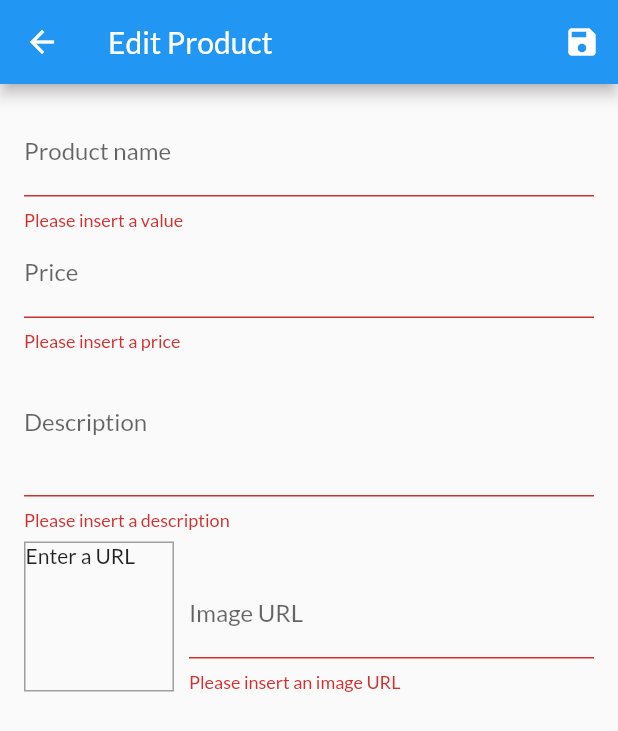
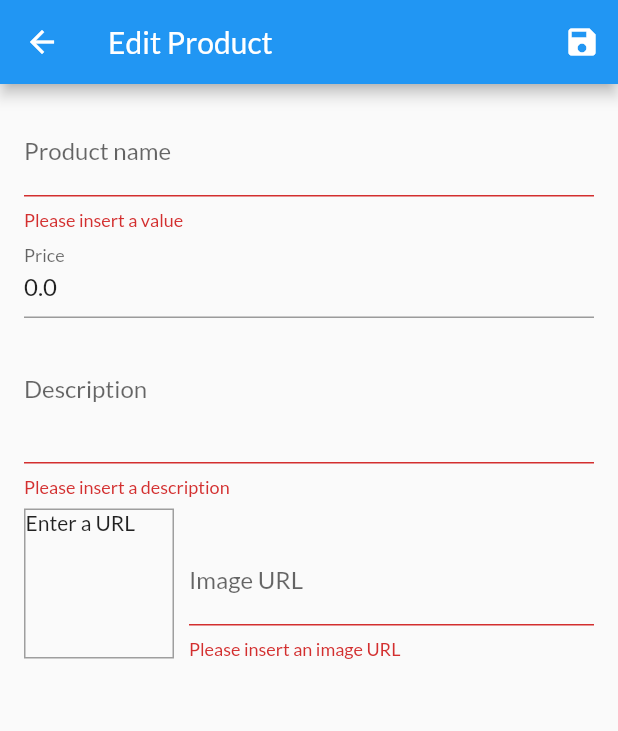
Before and after one commit to maneca/shop_app, a Flutter app: the EditProductScreen screen opened by its route, after a tap on the "save" icon, on a phone screen of 412 x 824 dp. Shown: the top 731 px of the screen. Run offline on Flutter 3.47's test engine with Material 2 defaults, Android fonts, the phone set to English and light mode, and no system bars; network calls fail.

Commit message:
Finish edit/add product screen Start implementing backend requests

```diff
--- a/lib/data/dummy_data.dart
+++ b/lib/data/dummy_data.dart
@@ -2,7 +2,6 @@ import '../providers/product.dart';
 
 final DUMMY_PRODUCTS = [
     Product(
-      id: "p1",
       name: "Red Shirt",
       description: "A red shirt - it is pretty red!",
       price: 29.99,
@@ -10,7 +9,6 @@ final DUMMY_PRODUCTS = [
       "https://cdn.pixabay.com/photo/2016/10/02/22/17/red-t-shirt-1710578_1280.jpg"
     ),
     Product(
-      id: 'p2',
       name: 'Trousers',
       description: 'A nice pair of trousers.',
       price: 59.99,
@@ -18,7 +16,6 @@ final DUMMY_PRODUCTS = [
       'https://upload.wikimedia.org/wikipedia/commons/thumb/e/e8/Trousers%2C_dress_%28AM_1960.022-8%29.jpg/512px-Trousers%2C_dress_%28AM_1960.022-8%29.jpg',
     ),
     Product(
-      id: 'p3',
       name: 'Yellow Scarf',
       description: 'Warm and cozy - exactly what you need for the winter.',
       price: 19.99,
@@ -26,7 +23,6 @@ final DUMMY_PRODUCTS = [
       'https://live.staticflickr.com/4043/4438260868_cc79b3369d_z.jpg',
     ),
     Product(
-      id: 'p4',
       name: 'A Pan',
       description: 'Prepare any meal you want.',
       price: 49.99,
--- a/lib/providers/product.dart
+++ b/lib/providers/product.dart
@@ -1,7 +1,7 @@
 import 'package:flutter/foundation.dart';
 
 class Product with ChangeNotifier{
-  final String id;
+  String id;
   String name;
   String description;
   double price;
@@ -9,13 +9,14 @@ class Product with ChangeNotifier{
   bool isFavourite;
 
   Product({
-    @required this.id,
     @required this.name,
     @required this.description,
     @required this.price,
     @required this.imageUrl,
     this.isFavourite = false
-  });
+  }){
+    this.id = DateTime.now().toString();
+  }
 
   void toggleFavourite(){
     isFavourite = !isFavourite;
--- a/lib/screens/edit_product_screen.dart
+++ b/lib/screens/edit_product_screen.dart
@@ -17,7 +17,9 @@ class _EditProductScreenState extends State<EditProductScreen> {
   final _imageUrlFocusNode = FocusNode();
   final _imageUrlController = TextEditingController();
   final _form = GlobalKey<FormState>();
-  Product _product = new Product(id: DateTime.now().toString(), description: "", imageUrl: "", name: "", price: 0.0);
+  var _isInit = true;
+  var _editMode = false;
+  Product _product = new Product(description: "", imageUrl: "", name: "", price: 0.0);
 
   @override
   void initState() {
@@ -36,6 +38,21 @@ class _EditProductScreenState extends State<EditProductScreen> {
     super.dispose();
   }
 
+  @override
+  void didChangeDependencies() {
+    if(_isInit){
+      final productId = ModalRoute.of(context).settings.arguments as String;
+      _isInit = false;
+      if(productId != null){
+        _editMode = true;
+        _product = Provider.of<Products>(context, listen: false).findProductById(productId);
+        _imageUrlController.text = _product.imageUrl;
+      }
+    }
+
+    super.didChangeDependencies();
+  }
+
   void _updateImageUrl(){
     if(!_imageUrlFocusNode.hasFocus)
       setState(() { });
@@ -44,7 +61,12 @@ class _EditProductScreenState extends State<EditProductScreen> {
   void _saveForm(){
     if(_form.currentState.validate()){
       _form.currentState.save();
-      Provider.of<Products>(context, listen: false).addProduct(_product);
+      if(!_editMode){
+        Provider.of<Products>(context, listen: false).addProduct(_product);
+      }else{
+        Provider.of<Products>(context, listen: false).updateProduct(_product.id, _product);
+      }
+
       Navigator.of(context).pop();
     }
   }
@@ -68,6 +90,7 @@ class _EditProductScreenState extends State<EditProductScreen> {
             child: Column(
               children: [
                 TextFormField(
+                  initialValue: _product.name,
                   decoration: InputDecoration(labelText: "Product name"),
                   textInputAction: TextInputAction.next,
                   onFieldSubmitted: (value) {
@@ -85,6 +108,7 @@ class _EditProductScreenState extends State<EditProductScreen> {
                   },
                 ),
                 TextFormField(
+                  initialValue: _product.price.toString(),
                   decoration: InputDecoration(labelText: "Price"),
                   textInputAction: TextInputAction.next,
                   keyboardType: TextInputType.number,
@@ -111,6 +135,7 @@ class _EditProductScreenState extends State<EditProductScreen> {
                   },
                 ),
                 TextFormField(
+                  initialValue: _product.description,
                   decoration: InputDecoration(labelText: "Description"),
                   keyboardType: TextInputType.multiline,
                   maxLines: 3,
--- a/lib/screens/user_products_screen.dart
+++ b/lib/screens/user_products_screen.dart
@@ -28,6 +28,7 @@ class UserProductsScreen extends StatelessWidget {
           padding: EdgeInsets.all(8),
           child: ListView.builder(
             itemBuilder: (_, index) => UserProductItem(
+                productsData.items[index].id,
                 productsData.items[index].name,
                 productsData.items[index].imageUrl),
             itemCount: productsData.items.length,
--- a/pubspec.yaml
+++ b/pubspec.yaml
@@ -25,6 +25,7 @@ dependencies:
     sdk: flutter
   provider: ^4.0.0
   intl: ^0.16.1
+  http: ^0.13.3
 
 
   # The following adds the Cupertino Icons font to your application.
```
Also changed, not shown: lib/api/Api.dart (added, +25 -0 lines), lib/providers/products.dart (+19 -2 lines), lib/widgets/user_product_item.dart (+11 -3 lines), pubspec.lock.
